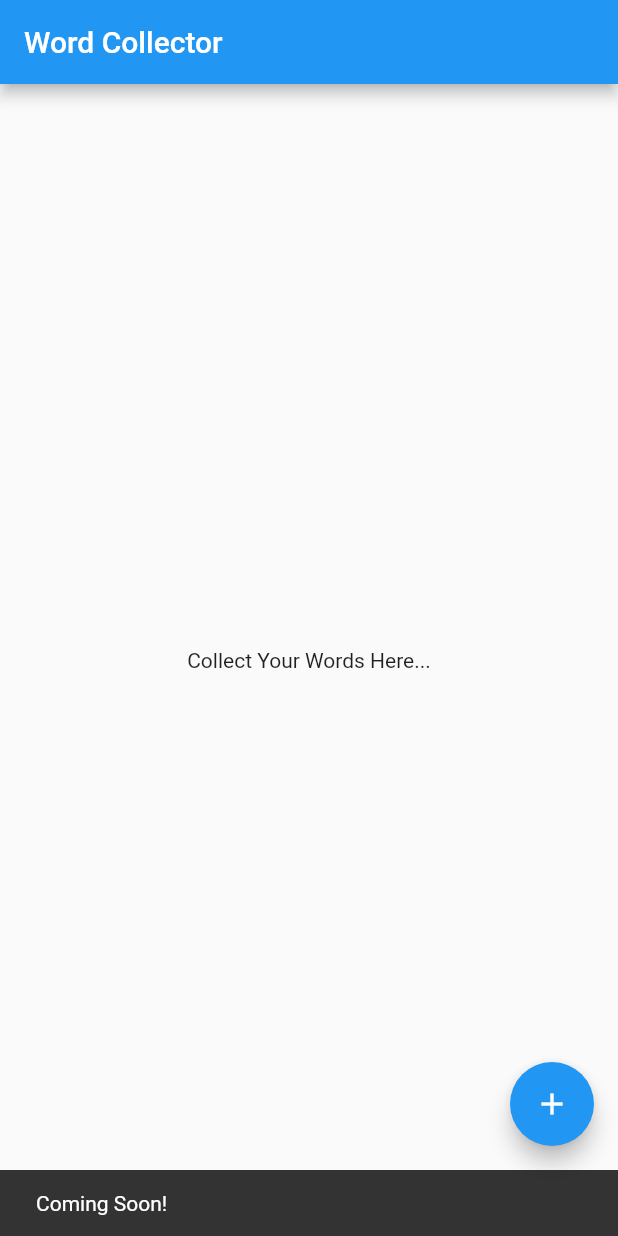
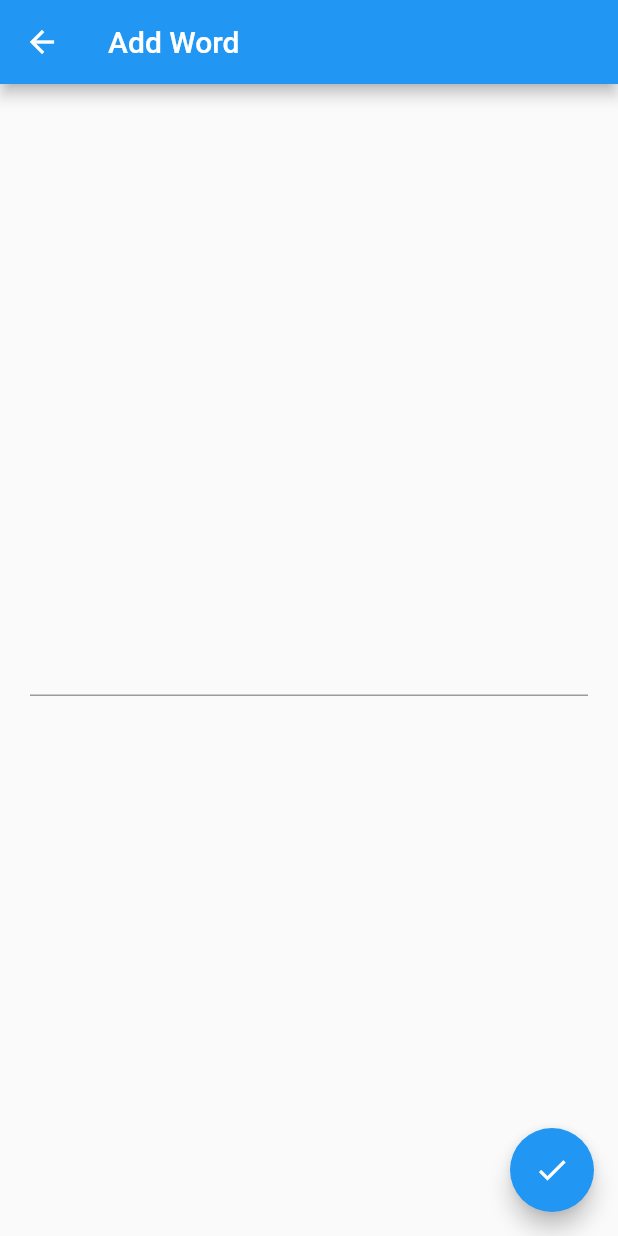
Before and after one commit to gupnik/word_collector, a Flutter app: the screen it shows after launch, after a tap on the "add" icon, on a phone screen of 412 x 824 dp. Run offline on Flutter 3.47's test engine with Material 2 defaults, Android fonts, the phone set to English and light mode, and no system bars.

Commit message:
Adds Navigation to AddWord Page

```diff
--- /dev/null
+++ b/lib/add_word.dart
@@ -0,0 +1,20 @@
+import 'package:flutter/material.dart';
+
+class WCAddWordPage extends StatelessWidget {
+  @override
+  Widget build(BuildContext context) {
+    return Scaffold(
+        appBar: AppBar(
+          title: Text("Add Word"),
+        ),
+        body: Center(
+            child: Padding(
+                padding: EdgeInsets.all(20),
+                child: TextField(onChanged: (value) => {}))),
+        floatingActionButton: FloatingActionButton(
+          onPressed: () => Navigator.pop(context),
+          tooltip: 'Done',
+          child: Icon(Icons.done),
+        ));
+  }
+}
--- a/lib/main.dart
+++ b/lib/main.dart
@@ -1,4 +1,5 @@
 import 'package:flutter/material.dart';
+import 'package:word_collector/add_word.dart';
 
 void main() {
   runApp(WCApp());
@@ -27,7 +28,12 @@ class WCHomePage extends StatelessWidget {
         ),
         body: Center(child: Text("Collect Your Words Here...")),
         floatingActionButton: FloatingActionButton(
-          onPressed: () => ScaffoldMessenger.of(context).showSnackBar(snackBar),
+          onPressed: () => {
+            Navigator.push(
+              context,
+              MaterialPageRoute(builder: (context) => WCAddWordPage()),
+            )
+          },
           tooltip: 'Add Word',
           child: Icon(Icons.add),
         ));
```
